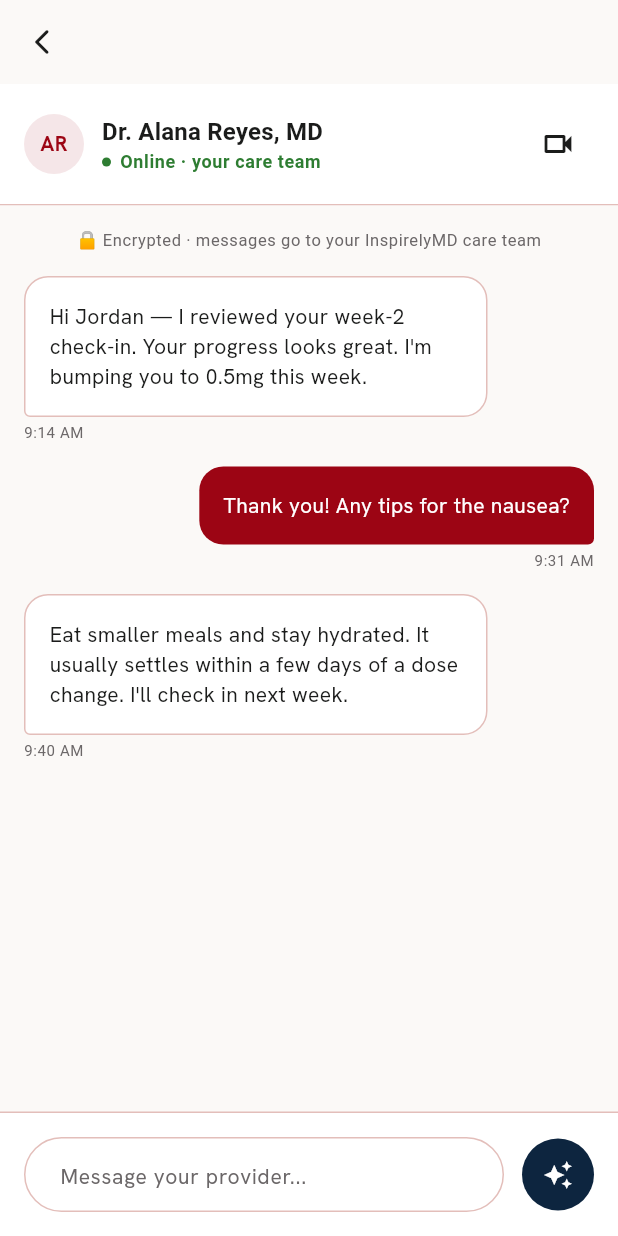
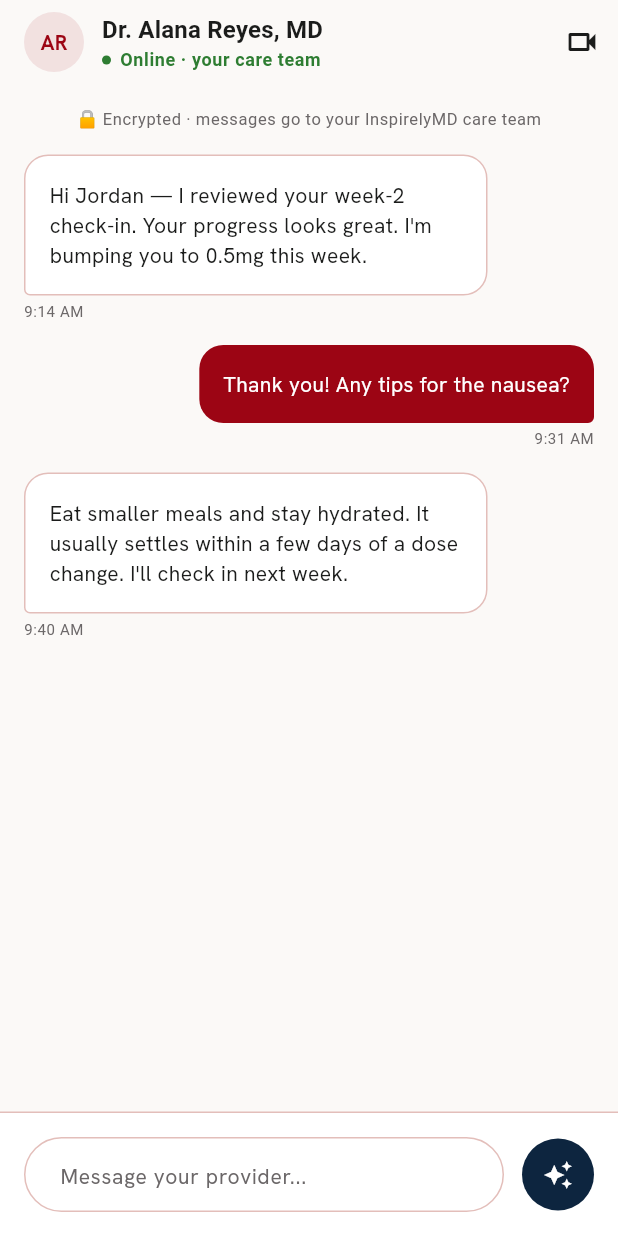
Before and after one commit to Santanu-002/inspirelymd_patient, a Flutter app: the MessagesContent screen opened directly, on a phone screen of 412 x 824 dp. Run offline on Flutter 3.47's test engine with Material 3 defaults, Android fonts, the phone set to English and light mode, and no system bars; our stand-ins replace device_info_plus, dio, equatable, flutter_secure_storage, flutter_svg, fpdart and 9 more; accounts and stored records are empty.

Commit message:
feat: migrate chat page header to Scaffold titleWidget AppBars

```diff
--- a/lib/features/dashboard/presentation/widgets/messages_content.dart
+++ b/lib/features/dashboard/presentation/widgets/messages_content.dart
@@ -17,21 +17,7 @@ class MessagesContent extends GetView<MessagesController> {
     return AppScaffold(
       useScrollView: false,
       padding: EdgeInsets.zero,
-      child: Column(
-        children: [
-          // ── Custom Chat Header ───────────────────────────────────────────
-          Container(
-            padding: const EdgeInsets.all(16),
-            decoration: BoxDecoration(
-              color: theme.colorScheme.surface,
-              border: Border(
-                bottom: BorderSide(
-                  color: theme.colorScheme.outlineVariant,
-                  width: 1,
-                ),
-              ),
-            ),
-            child: Row(
+      titleWidget: Row(
         children: [
           // Avatar
           Container(
@@ -57,6 +43,7 @@ class MessagesContent extends GetView<MessagesController> {
           Expanded(
             child: Column(
               crossAxisAlignment: CrossAxisAlignment.start,
+              mainAxisSize: MainAxisSize.min,
               children: [
                 Text(
                   'Dr. Alana Reyes, MD',
@@ -87,20 +74,22 @@ class MessagesContent extends GetView<MessagesController> {
               ],
             ),
           ),
-                // Video call button
+        ],
+      ),
+      centerTitle: false,
+      titleSpacing: 16,
+      automaticallyImplyLeading: false,
+      actions: [
         IconButton(
           icon: const Icon(Icons.videocam_outlined),
           color: theme.colorScheme.onSurface,
           onPressed: () {
-                    AppSnackbar.info(
-                      'Starting secure telehealth video call...',
-                    );
+            AppSnackbar.info('Starting secure telehealth video call...');
           },
         ),
       ],
-            ),
-          ),
-
+      child: Column(
+        children: [
           // ── Message Thread List ──────────────────────────────────────────
           Expanded(
             child: Container(
```
Also changed, not shown: screenshot.png. Lines whose indentation alone changed are shown as unchanged.
